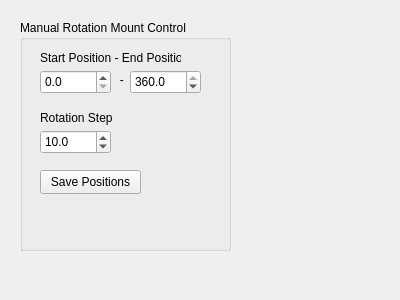
Qt form Avasoft_thorlabs_kikkare/rotation_mount_settings_widget.ui (AlwaysLati/thorlabs_rotation_stage_controller) before a commit.
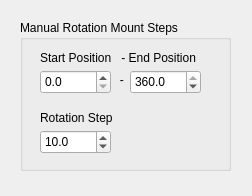
The same form after that commit.

What changed in the file:
```diff
--- a/Avasoft_thorlabs_kikkare/rotation_mount_settings_widget.ui
+++ b/Avasoft_thorlabs_kikkare/rotation_mount_settings_widget.ui
@@ -6,8 +6,8 @@
    <rect>
     <x>0</x>
     <y>0</y>
-    <width>400</width>
-    <height>300</height>
+    <width>252</width>
+    <height>196</height>
    </rect>
   </property>
   <property name="windowTitle">
@@ -19,23 +19,23 @@
      <x>20</x>
      <y>20</y>
      <width>211</width>
-     <height>231</height>
+     <height>151</height>
     </rect>
    </property>
    <property name="title">
-    <string>Manual Rotation Mount Control</string>
+    <string>Manual Rotation Mount Steps</string>
    </property>
    <widget class="QLabel" name="label_3">
     <property name="geometry">
      <rect>
       <x>20</x>
       <y>30</y>
-      <width>141</width>
+      <width>161</width>
       <height>16</height>
      </rect>
     </property>
     <property name="text">
-     <string>Start Position - End Position</string>
+     <string>Start Position   - End Position</string>
     </property>
    </widget>
    <widget class="QLabel" name="label_4">
@@ -121,19 +121,6 @@
      <double>10.000000000000000</double>
     </property>
    </widget>
-   <widget class="QPushButton" name="pushButton">
-    <property name="geometry">
-     <rect>
-      <x>20</x>
-      <y>150</y>
-      <width>101</width>
-      <height>24</height>
-     </rect>
-    </property>
-    <property name="text">
-     <string>Save Positions</string>
-    </property>
-   </widget>
   </widget>
  </widget>
  <resources/>
```
